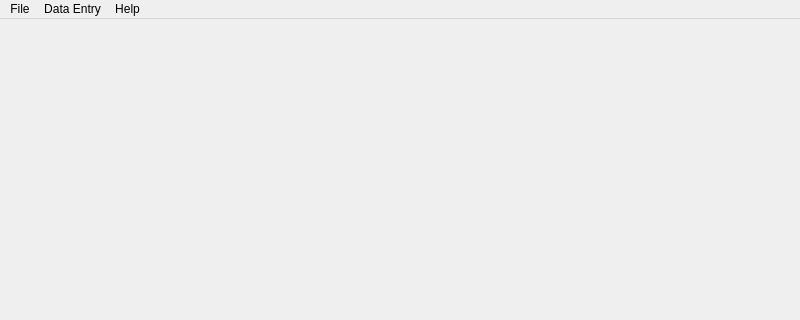
Above: mainwindow.ui from RichardGladman/CarDealer before the change; both pictures show x 0 to 800 and y 0 to 320 of the 800 by 600 pixel window. Below: the same form after it.
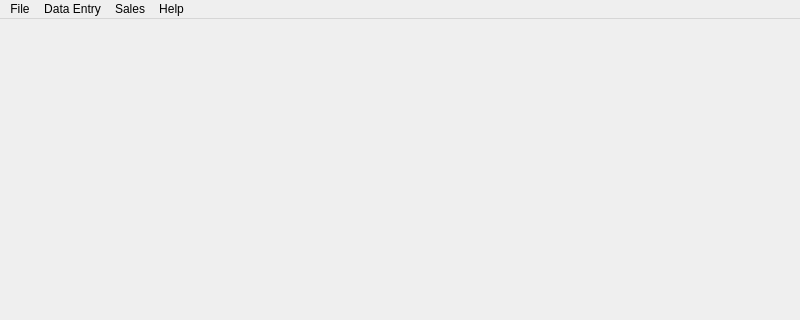
That is the form after the change. Icons and pictures are not drawn.

Commit message: Display sales frame

The edit to the form file:
```diff
--- a/mainwindow.ui
+++ b/mainwindow.ui
@@ -50,8 +50,15 @@
     <addaction name="actionSellers"/>
     <addaction name="actionCustomers"/>
    </widget>
+   <widget class="QMenu" name="menuSales">
+    <property name="title">
+     <string>Sales</string>
+    </property>
+    <addaction name="actionSell_Vehicle"/>
+   </widget>
    <addaction name="menuFile"/>
    <addaction name="menuStock"/>
+   <addaction name="menuSales"/>
    <addaction name="menuHelp"/>
   </widget>
   <widget class="QStatusBar" name="statusbar"/>
```
Left out of the diff: 9 changed lines with no effect on the pictures. The commit also changes 8 other files.
